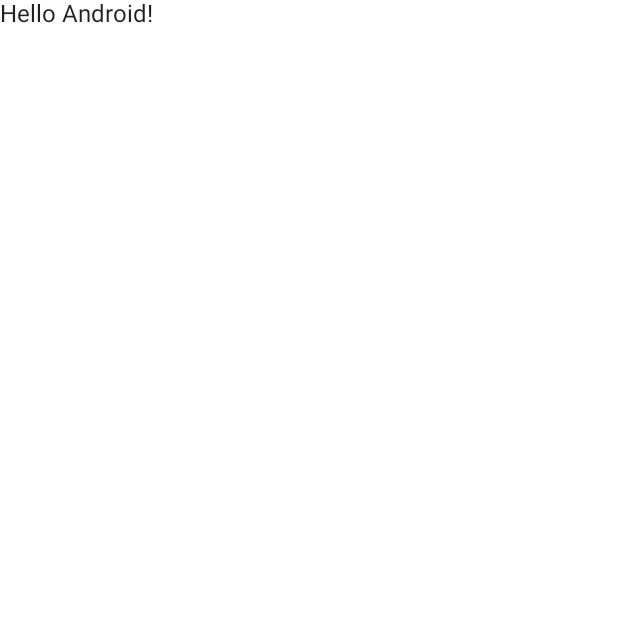
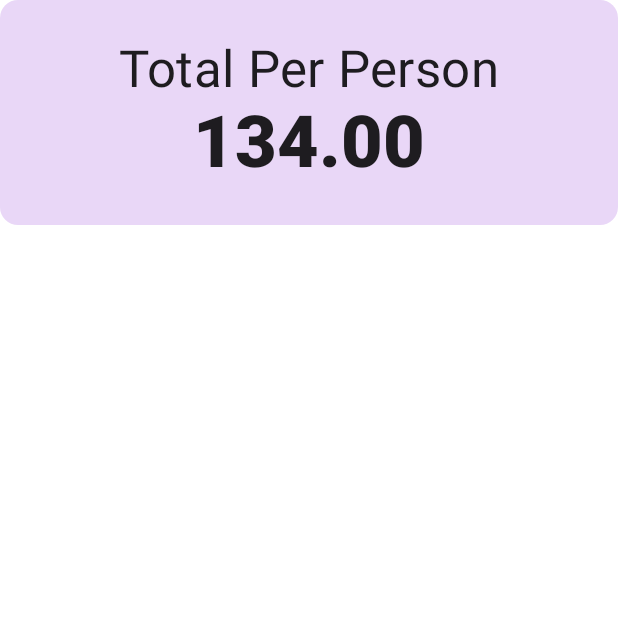
Before and after one commit to mnmr1996develop/TipAppAndroidCompose, an Android app built with Jetpack Compose: the screen it shows after launch (MainActivity), on a phone screen of 412 x 824 dp, the top half of it. Before the commit the part shown is almost empty. Run offline under Robolectric (Android 15) with nearby library versions, the phone set to English and light mode, and no system bars.

Commit message:
doing the header

```diff
--- a/app/src/main/java/com/michaelrichards/tipapp/MainActivity.kt
+++ b/app/src/main/java/com/michaelrichards/tipapp/MainActivity.kt
@@ -3,41 +3,75 @@ package com.michaelrichards.tipapp
 import android.os.Bundle
 import androidx.activity.ComponentActivity
 import androidx.activity.compose.setContent
-import androidx.compose.foundation.layout.fillMaxSize
+import androidx.compose.foundation.layout.*
+import androidx.compose.foundation.shape.CornerSize
+import androidx.compose.foundation.shape.RoundedCornerShape
 import androidx.compose.material.MaterialTheme
 import androidx.compose.material.Surface
 import androidx.compose.material.Text
 import androidx.compose.runtime.Composable
+import androidx.compose.ui.Alignment
 import androidx.compose.ui.Modifier
+import androidx.compose.ui.draw.clip
+import androidx.compose.ui.graphics.Color
+import androidx.compose.ui.text.font.FontWeight
 import androidx.compose.ui.tooling.preview.Preview
+import androidx.compose.ui.unit.dp
 import com.michaelrichards.tipapp.ui.theme.TipAppTheme
 
 class MainActivity : ComponentActivity() {
     override fun onCreate(savedInstanceState: Bundle?) {
         super.onCreate(savedInstanceState)
         setContent {
-            TipAppTheme {
-                // A surface container using the 'background' color from the theme
-                Surface(
-                    modifier = Modifier.fillMaxSize(),
-                    color = MaterialTheme.colors.background
-                ) {
-                    Greeting("Android")
-                }
+            MyApp {
             }
         }
     }
 }
 
-@Composable
-fun Greeting(name: String) {
-    Text(text = "Hello $name!")
-}
 
 @Preview(showBackground = true)
 @Composable
 fun DefaultPreview() {
+
+    MyApp {
+        Text(text = "Hello Again")
+    }
+
+}
+
+
+@Composable
+fun MyApp(content: @Composable () -> Unit) {
     TipAppTheme {
-        Greeting("Android")
+        Surface(
+            modifier = Modifier.fillMaxSize(),
+            color = MaterialTheme.colors.background
+        ) {
+            Column {
+                Header()
+            }
+        }
     }
 }
+
+
+@Preview
+@Composable
+fun Header(totalPerPerson: Double = 134.00){
+    Surface(modifier = Modifier
+        .fillMaxWidth()
+        .height(150.dp)
+        .clip(shape = RoundedCornerShape(corner = CornerSize(12.dp))),
+        color = Color(0xFFE9D7F7)
+    ) {
+        Column(modifier = Modifier.padding(12.dp),
+            horizontalAlignment = Alignment.CenterHorizontally,
+            verticalArrangement = Arrangement.Center)
+        {
+            val total = "%.2f".format(totalPerPerson)
+            Text(text = "Total Per Person", style = MaterialTheme.typography.h4)
+            Text(text = "$total" , style = MaterialTheme.typography.h3, fontWeight = FontWeight.ExtraBold)
+        }
+    }
+}
```
